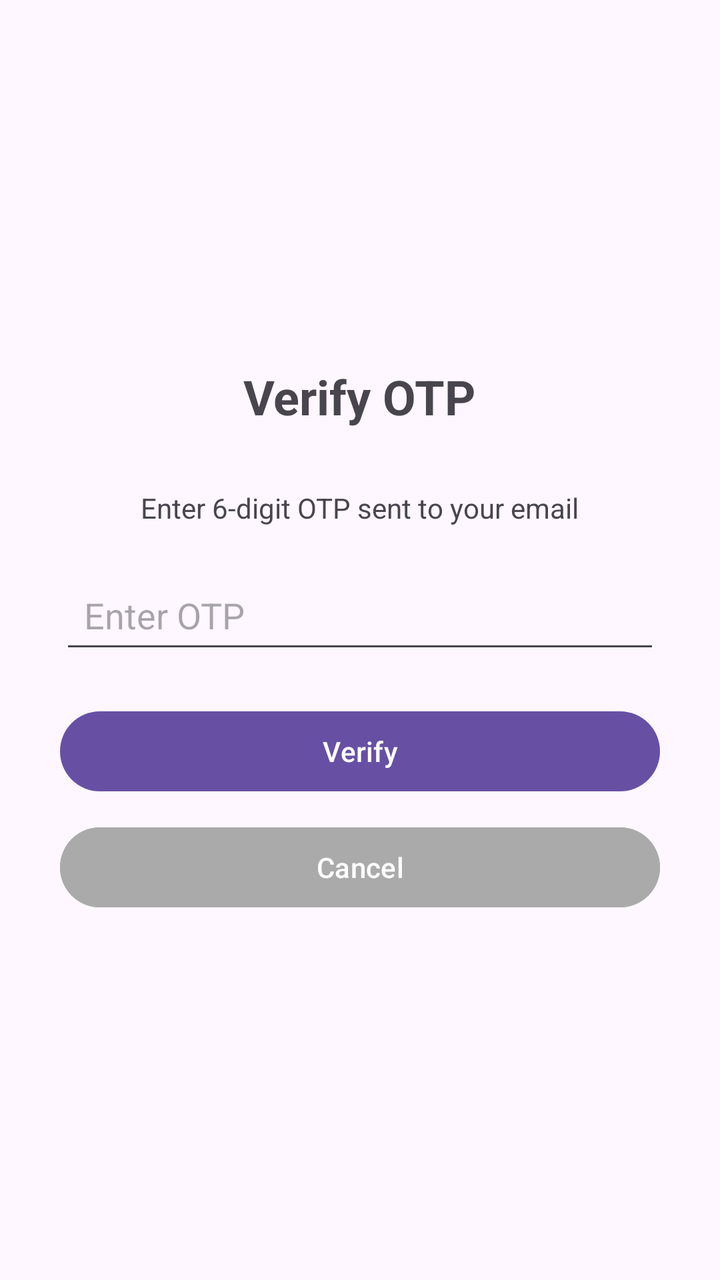
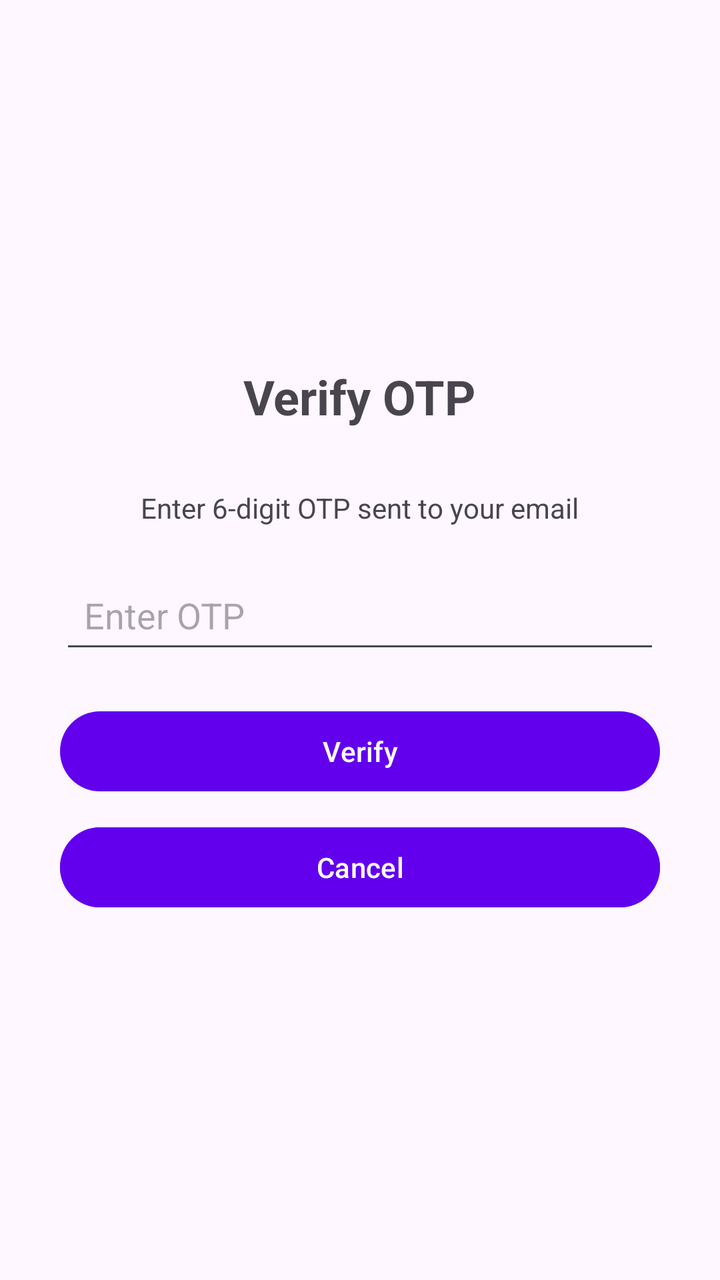

Screens rendered from an Android XML layout before and after an edit, with the pre-edit source and the edit as a unified diff.
<!-- AndroidManifest.xml: application theme Theme.HomeService -->
<!-- res/layout/activity_verify_otp.xml -->
<?xml version="1.0" encoding="utf-8"?>
<LinearLayout xmlns:android="http://schemas.android.com/apk/res/android"
    android:layout_width="match_parent"
    android:layout_height="match_parent"
    android:orientation="vertical"
    android:gravity="center"
    android:padding="30dp">

    <TextView
        android:layout_width="wrap_content"
        android:layout_height="wrap_content"
        android:text="Verify OTP"
        android:textSize="24sp"
        android:textStyle="bold"
        android:layout_marginBottom="30dp" />

    <TextView
        android:layout_width="wrap_content"
        android:layout_height="wrap_content"
        android:text="Enter 6-digit OTP sent to your email"
        android:layout_marginBottom="20dp" />

    <EditText
        android:id="@+id/etOtp"
        android:layout_width="match_parent"
        android:layout_height="wrap_content"
        android:hint="Enter OTP"
        android:inputType="number"
        android:maxLength="6"
        android:padding="12dp"
        android:layout_marginBottom="20dp" />

    <Button
        android:id="@+id/btnVerify"
        android:layout_width="match_parent"
        android:layout_height="wrap_content"
        android:text="Verify" />

    <Button
        android:id="@+id/btnCancel"
        android:layout_width="match_parent"
        android:layout_height="wrap_content"
        android:text="Cancel"
        android:backgroundTint="@android:color/darker_gray"
        android:layout_marginTop="10dp" />

</LinearLayout>
<!-- resources referenced by this layout -->
<resources>
  <style name="Theme.HomeService" parent="Base.Theme.HomeService" />
  <style name="Base.Theme.HomeService" parent="Theme.Material3.DayNight.NoActionBar">
          
          
      </style>
</resources>

<!-- the commit's change to res/layout/activity_verify_otp.xml (unified diff, before → after) -->
@@ -41,7 +41,7 @@
         android:layout_width="match_parent"
         android:layout_height="wrap_content"
         android:text="Cancel"
-        android:backgroundTint="@android:color/darker_gray"
+        android:backgroundTint="@color/purple_500"
         android:layout_marginTop="10dp" />
 
 </LinearLayout>
<!-- resource entries referenced after the edit -->
@@ -1,9 +1,21 @@
 <!-- resources referenced by this layout -->
 <resources>
-  <style name="Theme.HomeService" parent="Base.Theme.HomeService" />
-  <style name="Base.Theme.HomeService" parent="Theme.Material3.DayNight.NoActionBar">
-          
-          
+  <color name="purple_500">#6200EE</color>
+  <style name="Theme.HomeService" parent="Theme.Material3.DayNight.NoActionBar">
+          <item name="colorPrimary">@color/purple_500</item>
+          <item name="colorPrimaryVariant">@color/purple_700</item>
+          <item name="colorOnPrimary">@color/white</item>
+          <item name="colorSecondary">@color/teal_200</item>
+          <item name="colorSecondaryVariant">@color/teal_700</item>
+          <item name="colorOnSecondary">@color/black</item>
+          <item name="android:statusBarColor">?attr/colorPrimaryVariant</item>
+          <item name="android:windowLightStatusBar">true</item>
+          <item name="android:navigationBarColor">?android:attr/colorBackground</item>
       </style>
+  <color name="purple_700">#3700B3</color>
+  <color name="white">#FFFFFFFF</color>
+  <color name="teal_200">#03DAC5</color>
+  <color name="teal_700">#018786</color>
+  <color name="black">#FF000000</color>
 </resources>
 
